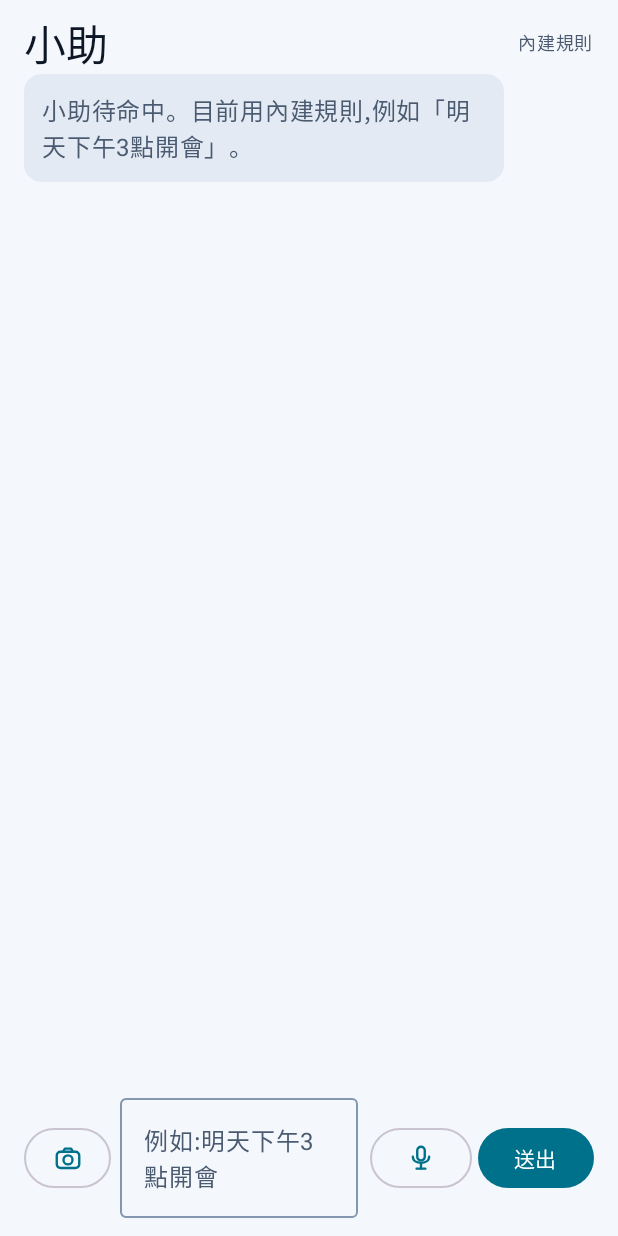
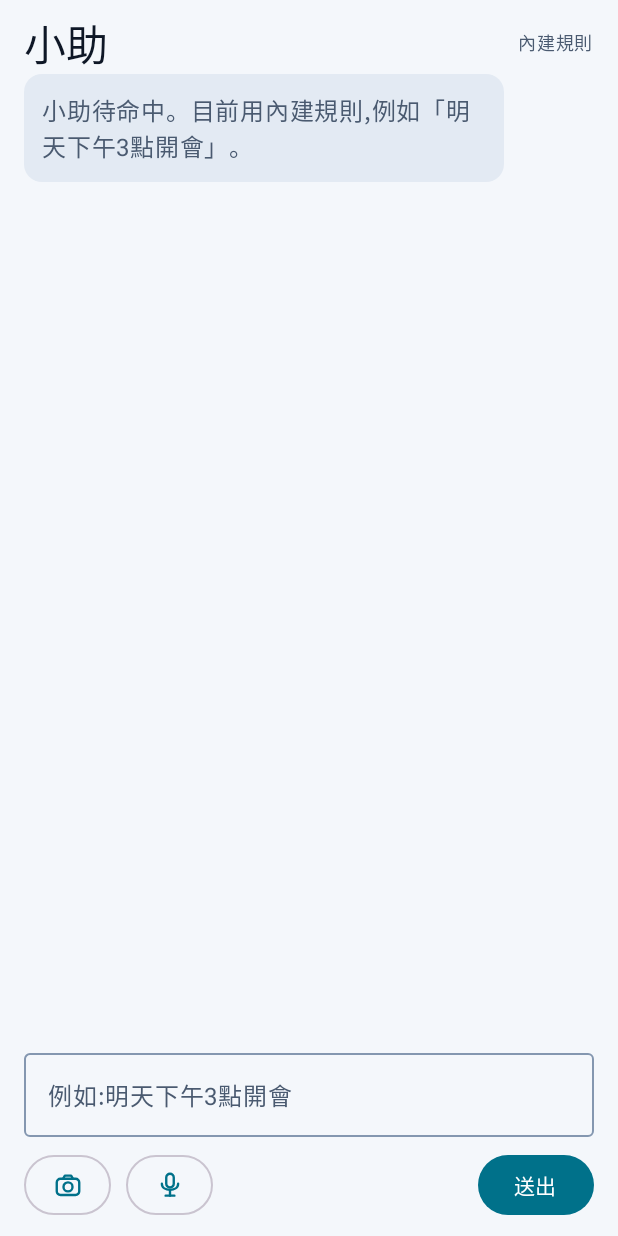
Before and after one commit to York260/free-life, an Android app built with Jetpack Compose: the composable AssistantScreen called with empty values, on a phone screen of 412 x 824 dp. Run offline under Robolectric (Android 15) with nearby library versions, the phone set to English and light mode, and no system bars.

Commit message:
Roomier assistant input and date navigation; week date column no wrap; classes count as meetings: repeating schedules expanded for conflicts, warning dialog when a reminder rings during class
Co-Authored-By: Claude Opus 5.5 <noreply@anthropic.com>
Claude-Session: https://claude.ai/code/session_01TMPVYK6NRrJejmTwynC2kq

```diff
--- a/app/src/main/java/com/freelife/app/AssistantScreen.kt
+++ b/app/src/main/java/com/freelife/app/AssistantScreen.kt
@@ -430,11 +430,24 @@ fun AssistantScreen(
                 }
             }
         }
+        // 輸入框一整行,按鈕放下面一行,字大也不擠
+        OutlinedTextField(
+            value = input,
+            onValueChange = { input = it },
+            modifier = Modifier
+                .fillMaxWidth()
+                .padding(top = 10.dp),
+            placeholder = { Text("例如:明天下午3點開會") },
+            keyboardOptions = KeyboardOptions(imeAction = ImeAction.Send),
+            keyboardActions = KeyboardActions(onSend = { send(input) }),
+            maxLines = 3,
+        )
         Row(
             modifier = Modifier
                 .fillMaxWidth()
-                .padding(vertical = 12.dp),
+                .padding(top = 8.dp, bottom = 10.dp),
             verticalAlignment = Alignment.CenterVertically,
+            horizontalArrangement = Arrangement.spacedBy(10.dp),
         ) {
             Box {
                 OutlinedButton(
@@ -461,21 +474,13 @@ fun AssistantScreen(
                     })
                 }
             }
-            Spacer(Modifier.padding(start = 6.dp))
-            OutlinedTextField(
-                value = input,
-                onValueChange = { input = it },
-                modifier = Modifier.weight(1f),
-                placeholder = { Text("例如:明天下午3點開會") },
-                keyboardOptions = KeyboardOptions(imeAction = ImeAction.Send),
-                keyboardActions = KeyboardActions(onSend = { send(input) }),
-                maxLines = 3,
-            )
-            Spacer(Modifier.padding(start = 8.dp))
-            OutlinedButton(onClick = { startListening() }) {
+            OutlinedButton(
+                onClick = { startListening() },
+                contentPadding = androidx.compose.foundation.layout.PaddingValues(horizontal = 14.dp),
+            ) {
                 AppIcon(Glyph.MIC, MaterialTheme.colorScheme.primary, 20.dp)
             }
-            Spacer(Modifier.padding(start = 4.dp))
+            Spacer(Modifier.weight(1f))
             Button(onClick = { send(input) }, enabled = !busy) { Text("送出") }
         }
     }
```
Also changed, not shown: app/src/main/java/com/freelife/app/Conflicts.kt (+28 -12 lines), app/src/main/java/com/freelife/app/HomeScreen.kt (+17 -14 lines), app/src/main/java/com/freelife/app/MainActivity.kt (+35 -0 lines), app/src/main/java/com/freelife/app/ScheduleViews.kt (+7 -1 lines).
